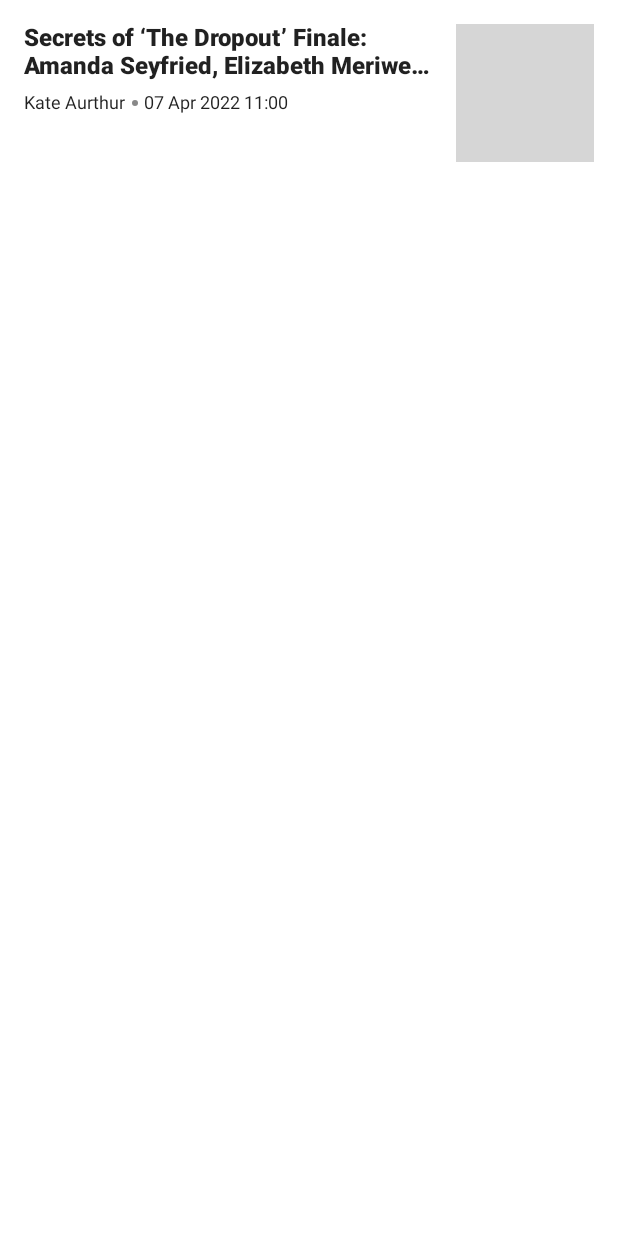
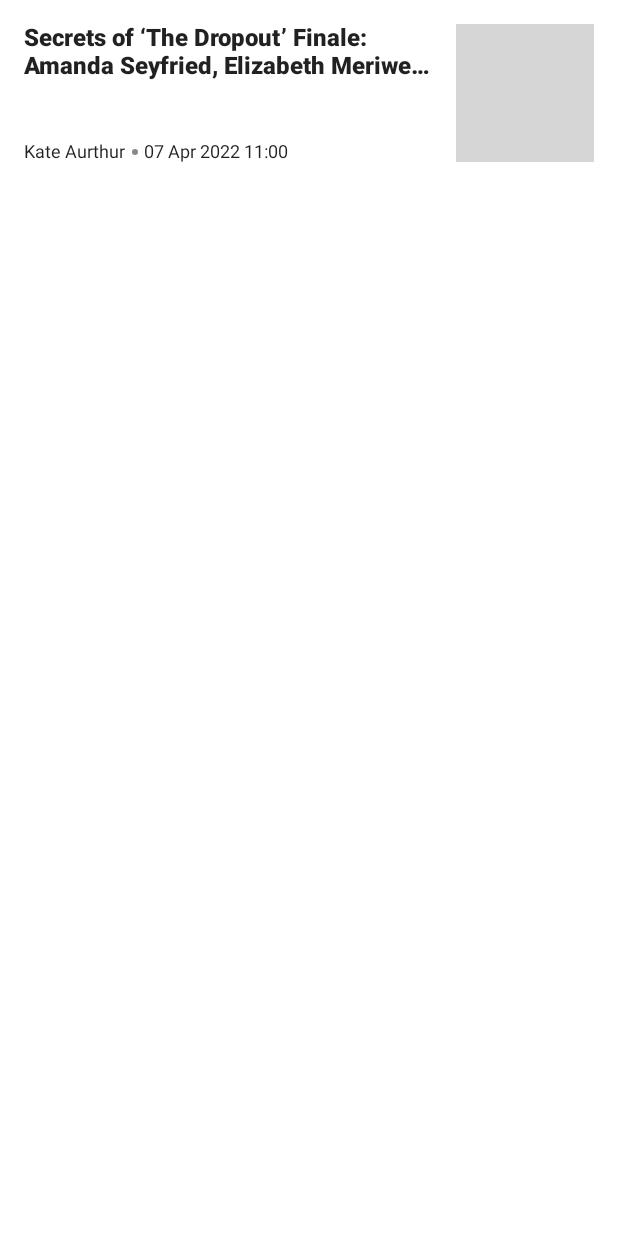
Before and after one commit to widigdacahya/NewsAppCompose_UPNVJ, an Android app built with Jetpack Compose: the composable NewsListItem called with sample values from the repository, on a phone screen of 412 x 824 dp. Run offline under Robolectric (Android 15) with nearby library versions, the phone set to English and light mode, and no system bars; pictures from the network do not load; grey boxes are pictures that could not be loaded.

Commit message:
firt screen done

```diff
--- a/NewsCompose/app/src/main/java/com/cahyadesthian/newscompose/MainActivity.kt
+++ b/NewsCompose/app/src/main/java/com/cahyadesthian/newscompose/MainActivity.kt
@@ -5,9 +5,11 @@ import androidx.activity.ComponentActivity
 import androidx.activity.compose.setContent
 import androidx.compose.foundation.Canvas
 import androidx.compose.foundation.Image
+import androidx.compose.foundation.background
 import androidx.compose.foundation.layout.*
 import androidx.compose.foundation.lazy.LazyColumn
 import androidx.compose.foundation.shape.RoundedCornerShape
+import androidx.compose.material.Divider
 import androidx.compose.material.MaterialTheme
 import androidx.compose.material.Surface
 import androidx.compose.material.Text
@@ -65,7 +67,7 @@ fun Header() {
         modifier = Modifier
             .padding(16.dp)
             .fillMaxWidth(),
-        contentAlignment = Alignment.Center
+        contentAlignment = Alignment.Center,
     ) {
         Image(
             modifier = Modifier.width(160.dp),
@@ -83,6 +85,13 @@ fun NewsList(newsList: List<News>) {
         items(newsList.size) {
             //news row
             NewsListItem(newsList[it])
+
+            Divider(
+                modifier = Modifier
+                    .fillMaxWidth()
+                    .height(2.dp)
+                    .absolutePadding(left=16.dp, right = 16.dp)
+            )
         }
     }
 
@@ -97,11 +106,23 @@ fun NewsListItem(news: News) {
         modifier = Modifier.padding(16.dp),
     ) {
 
-        Row() {
+        Row(
+            /*
+            * Since we dont know how heigt is the row
+            * so we will get it by min height that could contain
+            * every element, in this case
+            * it would adapt following image size
+            * */
+            modifier = Modifier.height(IntrinsicSize.Min)
+
+
+        ) {
             //Left side - News Info
             Column(
                 modifier = Modifier
                     .weight(3f)
+                    .fillMaxHeight(),
+                verticalArrangement = Arrangement.SpaceBetween,
             ) {
 
 
@@ -114,7 +135,10 @@ fun NewsListItem(news: News) {
                     maxLines = 2
                 )
 
-                Spacer(modifier = Modifier.height(8.dp))
+                //replaced with vertical arrangemtn
+                //biar bisa title paling atas row
+                //info author date di bawah
+                //Spacer(modifier = Modifier.height(8.dp))
 
                 //author and date section
                 Row(
```
